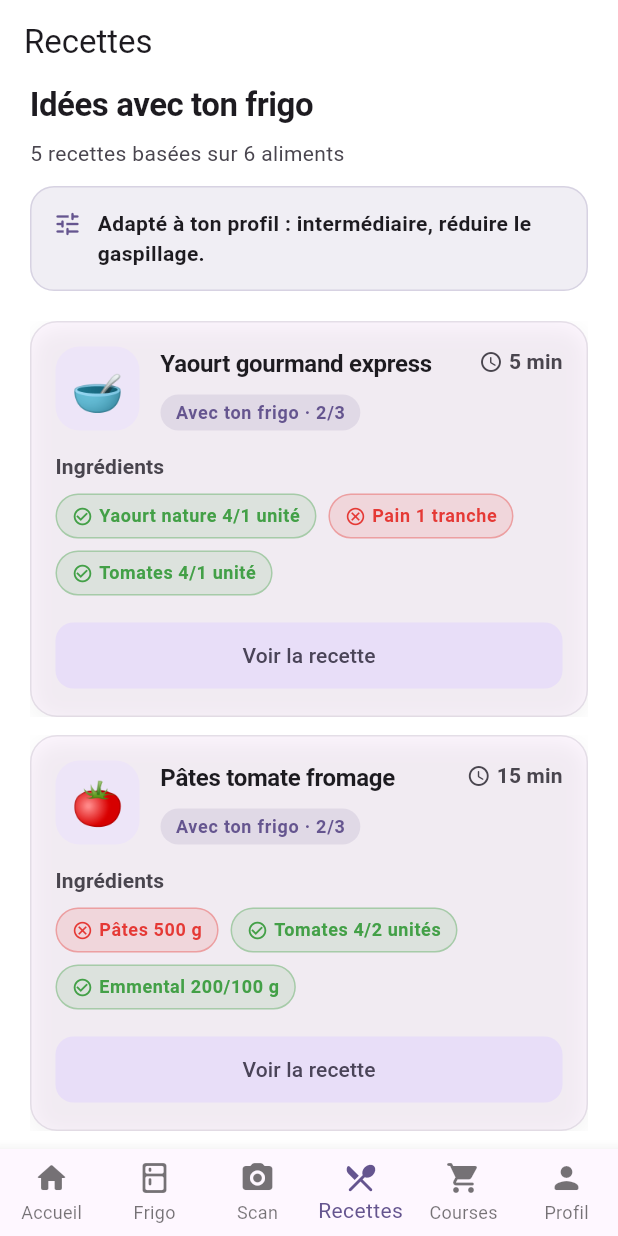
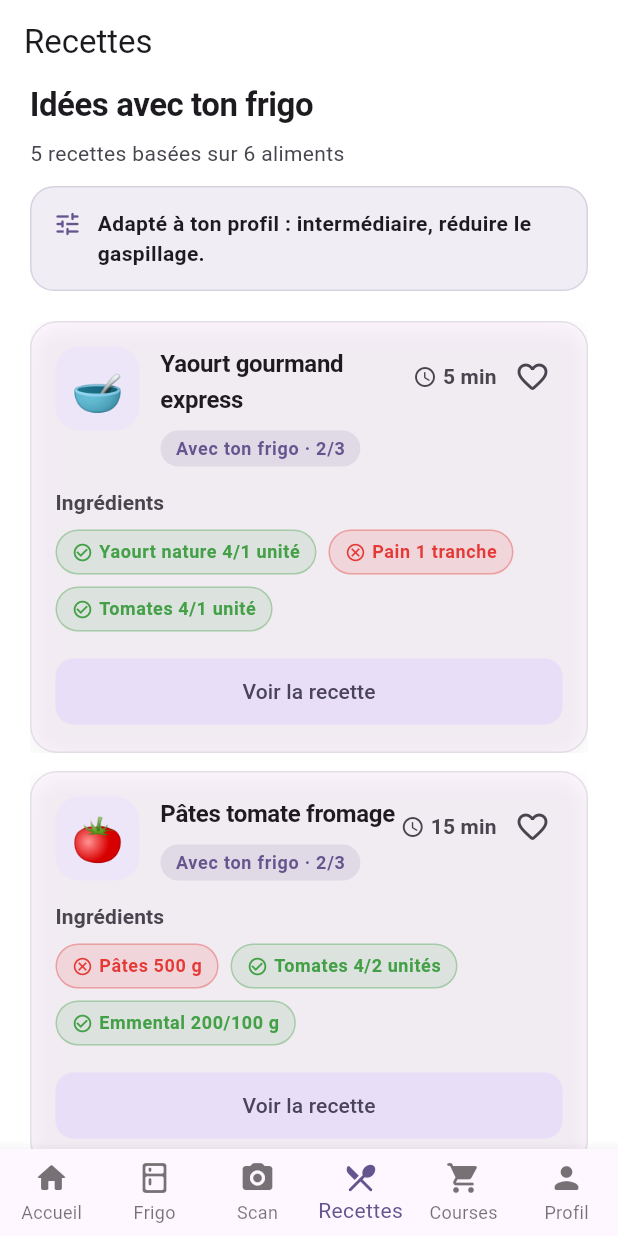
Before and after one commit to Legrancodeurfou/my_fridge, a Flutter app: the screen it shows after launch, item 4 of the bottom bar chosen, on a phone screen of 412 x 824 dp. Run offline on Flutter 3.47's test engine with Material 3 defaults, Android fonts, the phone set to English and light mode, and no system bars; our stand-ins replace file_picker, image_picker, shared_preferences.

Commit message:
favorites

```diff
--- /dev/null
+++ b/lib/data/favorite_recipes_store.dart
@@ -0,0 +1,70 @@
+import 'package:flutter/foundation.dart';
+import 'package:shared_preferences/shared_preferences.dart';
+
+class FavoriteRecipesStore extends ChangeNotifier {
+  FavoriteRecipesStore._(this._favoriteNames);
+
+  static const _storageKey = 'favorite_recipe_names';
+
+  List<String> _favoriteNames;
+
+  List<String> get favoriteNames => List.unmodifiable(_favoriteNames);
+
+  int get count => _favoriteNames.length;
+
+  bool isFavorite(String recipeName) {
+    return _favoriteNames.contains(recipeName);
+  }
+
+  static Future<FavoriteRecipesStore> load() async {
+    final prefs = await SharedPreferences.getInstance();
+    final savedNames = prefs.getStringList(_storageKey) ?? const <String>[];
+    return FavoriteRecipesStore._(_deduplicate(savedNames));
+  }
+
+  Future<void> toggleFavorite(String recipeName) async {
+    if (isFavorite(recipeName)) {
+      _favoriteNames = _favoriteNames.where((name) => name != recipeName).toList();
+    } else {
+      _favoriteNames = [..._favoriteNames, recipeName];
+    }
+
+    notifyListeners();
+    await _save();
+  }
+
+  Future<void> removeFavorite(String recipeName) async {
+    if (!isFavorite(recipeName)) return;
+
+    _favoriteNames = _favoriteNames.where((name) => name != recipeName).toList();
+    notifyListeners();
+    await _save();
+  }
+
+  Future<void> clearAll() async {
+    if (_favoriteNames.isEmpty) return;
+
+    _favoriteNames = [];
+    notifyListeners();
+    await _save();
+  }
+
+  Future<void> _save() async {
+    final prefs = await SharedPreferences.getInstance();
+    await prefs.setStringList(_storageKey, _favoriteNames);
+  }
+
+  static List<String> _deduplicate(List<String> names) {
+    final seen = <String>{};
+    final result = <String>[];
+
+    for (final name in names) {
+      final cleanName = name.trim();
+      if (cleanName.isEmpty || seen.contains(cleanName)) continue;
+      seen.add(cleanName);
+      result.add(cleanName);
+    }
+
+    return result;
+  }
+}
--- a/lib/main.dart
+++ b/lib/main.dart
@@ -1,5 +1,6 @@
 import 'package:flutter/material.dart';
 
+import 'data/favorite_recipes_store.dart';
 import 'data/fridge_store.dart';
 import 'data/profile_store.dart';
 import 'data/scan_history_store.dart';
@@ -54,12 +55,14 @@ class _AppStores {
     required this.profileStore,
     required this.shoppingListStore,
     required this.scanHistoryStore,
+    required this.favoriteRecipesStore,
   });
 
   final FridgeStore fridgeStore;
   final ProfileStore profileStore;
   final ShoppingListStore shoppingListStore;
   final ScanHistoryStore scanHistoryStore;
+  final FavoriteRecipesStore favoriteRecipesStore;
 
   static Future<_AppStores> load() async {
     final results = await Future.wait([
@@ -67,6 +70,7 @@ class _AppStores {
       ProfileStore.load(),
       ShoppingListStore.load(),
       ScanHistoryStore.load(),
+      FavoriteRecipesStore.load(),
     ]);
 
     return _AppStores(
@@ -74,6 +78,7 @@ class _AppStores {
       profileStore: results[1] as ProfileStore,
       shoppingListStore: results[2] as ShoppingListStore,
       scanHistoryStore: results[3] as ScanHistoryStore,
+      favoriteRecipesStore: results[4] as FavoriteRecipesStore,
     );
   }
 
@@ -82,6 +87,7 @@ class _AppStores {
     profileStore.dispose();
     shoppingListStore.dispose();
     scanHistoryStore.dispose();
+    favoriteRecipesStore.dispose();
   }
 }
 
@@ -151,6 +157,7 @@ class _MainNavigationState extends State<MainNavigation> {
     final profileStore = widget.stores.profileStore;
     final shoppingListStore = widget.stores.shoppingListStore;
     final scanHistoryStore = widget.stores.scanHistoryStore;
+    final favoriteRecipesStore = widget.stores.favoriteRecipesStore;
 
     final screens = [
       HomeScreen(
@@ -172,6 +179,7 @@ class _MainNavigationState extends State<MainNavigation> {
         store: fridgeStore,
         profileStore: profileStore,
         shoppingListStore: shoppingListStore,
+        favoriteRecipesStore: favoriteRecipesStore,
       ),
       ShoppingListScreen(
         shoppingStore: shoppingListStore,
--- a/lib/screens/recipes_screen.dart
+++ b/lib/screens/recipes_screen.dart
@@ -1,5 +1,6 @@
 import 'package:flutter/material.dart';
 
+import '../data/favorite_recipes_store.dart';
 import '../data/fridge_store.dart';
 import '../data/profile_store.dart';
 import '../data/shopping_list_store.dart';
@@ -12,20 +13,23 @@ class RecipesScreen extends StatelessWidget {
     required this.store,
     required this.profileStore,
     required this.shoppingListStore,
+    required this.favoriteRecipesStore,
   });
 
   final FridgeStore store;
   final ProfileStore profileStore;
   final ShoppingListStore shoppingListStore;
+  final FavoriteRecipesStore favoriteRecipesStore;
 
   @override
   Widget build(BuildContext context) {
     return ListenableBuilder(
-      listenable: Listenable.merge([store, profileStore, shoppingListStore]),
+      listenable: Listenable.merge([store, profileStore, shoppingListStore, favoriteRecipesStore]),
       builder: (context, _) => _RecipesContent(
         store: store,
         profileStore: profileStore,
         shoppingListStore: shoppingListStore,
+        favoriteRecipesStore: favoriteRecipesStore,
       ),
     );
   }
@@ -36,11 +40,13 @@ class _RecipesContent extends StatelessWidget {
     required this.store,
     required this.profileStore,
     required this.shoppingListStore,
+    required this.favoriteRecipesStore,
   });
 
   final FridgeStore store;
   final ProfileStore profileStore;
   final ShoppingListStore shoppingListStore;
+  final FavoriteRecipesStore favoriteRecipesStore;
 
   @override
   Widget build(BuildContext context) {
@@ -49,6 +55,9 @@ class _RecipesContent extends StatelessWidget {
     final foods = store.foods;
     final profile = profileStore.profile;
     final recipes = RecipeCatalog.suggestFor(foods, profile: profile);
+    final favoriteRecipes = RecipeCatalog.favoriteRecipesFor(
+      favoriteRecipesStore.favoriteNames,
+    );
 
     return Scaffold(
       backgroundColor: colorScheme.surfaceContainerLowest,
@@ -59,13 +68,45 @@ class _RecipesContent extends StatelessWidget {
         scrolledUnderElevation: 0,
         backgroundColor: colorScheme.surfaceContainerLowest,
       ),
-      body: foods.isEmpty
+      body: foods.isEmpty && favoriteRecipes.isEmpty
           ? const _EmptyRecipesView()
-          : recipes.isEmpty
-              ? const _NoMatchingRecipesView()
           : ListView(
               padding: const EdgeInsets.fromLTRB(20, 0, 20, 24),
               children: [
+                if (favoriteRecipes.isNotEmpty) ...[
+                  Text(
+                    'Mes recettes favorites',
+                    style: theme.textTheme.titleLarge?.copyWith(
+                      fontWeight: FontWeight.w700,
+                      letterSpacing: -0.3,
+                    ),
+                  ),
+                  const SizedBox(height: 8),
+                  Text(
+                    'Tes recettes gardées de côté, même si des ingrédients manquent.',
+                    style: theme.textTheme.bodyMedium?.copyWith(
+                      color: colorScheme.onSurfaceVariant,
+                    ),
+                  ),
+                  const SizedBox(height: 14),
+                  ...favoriteRecipes.map(
+                    (recipe) => Padding(
+                      padding: const EdgeInsets.only(bottom: 12),
+                      child: _RecipeCard(
+                        recipe: recipe,
+                        store: store,
+                        shoppingListStore: shoppingListStore,
+                        favoriteRecipesStore: favoriteRecipesStore,
+                      ),
+                    ),
+                  ),
+                  const SizedBox(height: 12),
+                ],
+                if (foods.isEmpty)
+                  const _EmptyRecipesView(compact: true)
+                else if (recipes.isEmpty)
+                  const _NoMatchingRecipesView(compact: true)
+                else ...[
                   Text(
                     'Idées avec ton frigo',
                     style: theme.textTheme.titleLarge?.copyWith(
@@ -92,9 +133,11 @@ class _RecipesContent extends StatelessWidget {
                         recipe: recipe,
                         store: store,
                         shoppingListStore: shoppingListStore,
-                        ),
-                      ),
-                    ),
+                        favoriteRecipesStore: favoriteRecipesStore,
+                      ),
+                    ),
+                  ),
+                ],
               ],
             ),
     );
@@ -218,6 +261,44 @@ abstract final class RecipeCatalog {
     if (foods.isEmpty) return [];
 
     final names = foods.map((food) => food.name.toLowerCase()).toList();
+    final recipes = _candidateRecipesForNames(names);
+
+    final filtered = _filterForProfile(recipes, profile);
+    final sorted = _sortForProfile(filtered, profile, foods);
+
+    return sorted.take(5).toList();
+  }
+
+  static List<RecipeSuggestion> favoriteRecipesFor(List<String> favoriteNames) {
+    if (favoriteNames.isEmpty) return [];
+
+    final wanted = favoriteNames.toSet();
+    return _allRecipes()
+        .where((recipe) => wanted.contains(recipe.name))
+        .toList();
+  }
+
+  static List<RecipeSuggestion> _allRecipes() {
+    return _candidateRecipesForNames(const [
+      'pâtes',
+      'jambon',
+      'salade',
+      'œufs',
+      'tomates',
+      'lait',
+      'yaourt',
+      'steak',
+      'riz',
+      'poulet',
+      'courgettes',
+      'pain',
+      'mozzarella',
+      'tortillas',
+      'avocat',
+    ]);
+  }
+
+  static List<RecipeSuggestion> _candidateRecipesForNames(List<String> names) {
     final recipes = <RecipeSuggestion>[];
 
     void addIf(bool condition, RecipeSuggestion recipe) {
@@ -676,11 +757,9 @@ abstract final class RecipeCatalog {
     );
 
 
-    final filtered = _filterForProfile(recipes, profile);
-    final sorted = _sortForProfile(filtered, profile, foods);
-
-    return sorted.take(5).toList();
-  }
+    return recipes;
+  }
+
 
   static List<RecipeIngredientMatch> matchIngredients(
     RecipeSuggestion recipe,
@@ -897,11 +976,13 @@ class _RecipeCard extends StatelessWidget {
     required this.recipe,
     required this.store,
     required this.shoppingListStore,
+    required this.favoriteRecipesStore,
   });
 
   final RecipeSuggestion recipe;
   final FridgeStore store;
   final ShoppingListStore shoppingListStore;
+  final FavoriteRecipesStore favoriteRecipesStore;
 
   void _showRecipeDetails(BuildContext context) {
     showModalBottomSheet<void>(
@@ -913,6 +994,7 @@ class _RecipeCard extends StatelessWidget {
           recipe: recipe,
           store: store,
           shoppingListStore: shoppingListStore,
+          favoriteRecipesStore: favoriteRecipesStore,
         );
       },
     );
@@ -925,6 +1007,7 @@ class _RecipeCard extends StatelessWidget {
     final foods = store.foods;
     final matches = RecipeCatalog.matchIngredients(recipe, foods);
     final availableCount = matches.where((item) => item.isAvailable).length;
+    final isFavorite = favoriteRecipesStore.isFavorite(recipe.name);
 
     return Material(
       color: colorScheme.surface,
@@ -1018,6 +1101,22 @@ class _RecipeCard extends StatelessWidget {
                             fontWeight: FontWeight.w600,
                           ),
                         ),
+                        const SizedBox(width: 4),
+                        IconButton(
+                          tooltip: isFavorite
+                              ? 'Retirer des favoris'
+                              : 'Ajouter aux favoris',
+                          visualDensity: VisualDensity.compact,
+                          icon: Icon(
+                            isFavorite
+                                ? Icons.favorite_rounded
+                                : Icons.favorite_border_rounded,
+                            color: isFavorite
+                                ? const Color(0xFFE53935)
+                                : colorScheme.onSurfaceVariant,
+                          ),
+                          onPressed: () => favoriteRecipesStore.toggleFavorite(recipe.name),
+                        ),
                       ],
                     ),
                   ],
@@ -1116,11 +1215,13 @@ class _RecipeDetailSheet extends StatelessWidget {
     required this.recipe,
     required this.store,
     required this.shoppingListStore,
+    required this.favoriteRecipesStore,
   });
 
   final RecipeSuggestion recipe;
   final FridgeStore store;
   final ShoppingListStore shoppingListStore;
+  final FavoriteRecipesStore favoriteRecipesStore;
 
   void _addMissingToShoppingList(BuildContext context) {
     final missingItems = RecipeCatalog.missingShoppingItems(recipe, store.foods);
@@ -1225,6 +1326,7 @@ class _RecipeDetailSheet extends StatelessWidget {
     final matches = RecipeCatalog.matchIngredients(recipe, foods);
     final available = matches.where((item) => item.isAvailable).toList();
     final missing = matches.where((item) => !item.isAvailable).toList();
+    final isFavorite = favoriteRecipesStore.isFavorite(recipe.name);
 
     return Container(
       constraints: BoxConstraints(
@@ -1310,6 +1412,20 @@ class _RecipeDetailSheet extends StatelessWidget {
                             ],
                           ),
                         ),
+                        IconButton(
+                          tooltip: isFavorite
+                              ? 'Retirer des favoris'
+                              : 'Ajouter aux favoris',
+                          icon: Icon(
+                            isFavorite
+                                ? Icons.favorite_rounded
+                                : Icons.favorite_border_rounded,
+                            color: isFavorite
+                                ? const Color(0xFFE53935)
+                                : colorScheme.onSurfaceVariant,
+                          ),
+                          onPressed: () => favoriteRecipesStore.toggleFavorite(recipe.name),
+                        ),
                       ],
                     ),
                     const SizedBox(height: 16),
@@ -1474,7 +1590,9 @@ class _RecipeStepTile extends StatelessWidget {
 }
 
 class _EmptyRecipesView extends StatelessWidget {
-  const _EmptyRecipesView();
+  const _EmptyRecipesView({this.compact = false});
+
+  final bool compact;
 
   @override
   Widget build(BuildContext context) {
@@ -1524,7 +1642,9 @@ class _EmptyRecipesView extends StatelessWidget {
 }
 
 class _NoMatchingRecipesView extends StatelessWidget {
-  const _NoMatchingRecipesView();
+  const _NoMatchingRecipesView({this.compact = false});
+
+  final bool compact;
 
   @override
   Widget build(BuildContext context) {
```
Lines whose indentation alone changed are shown as unchanged.
